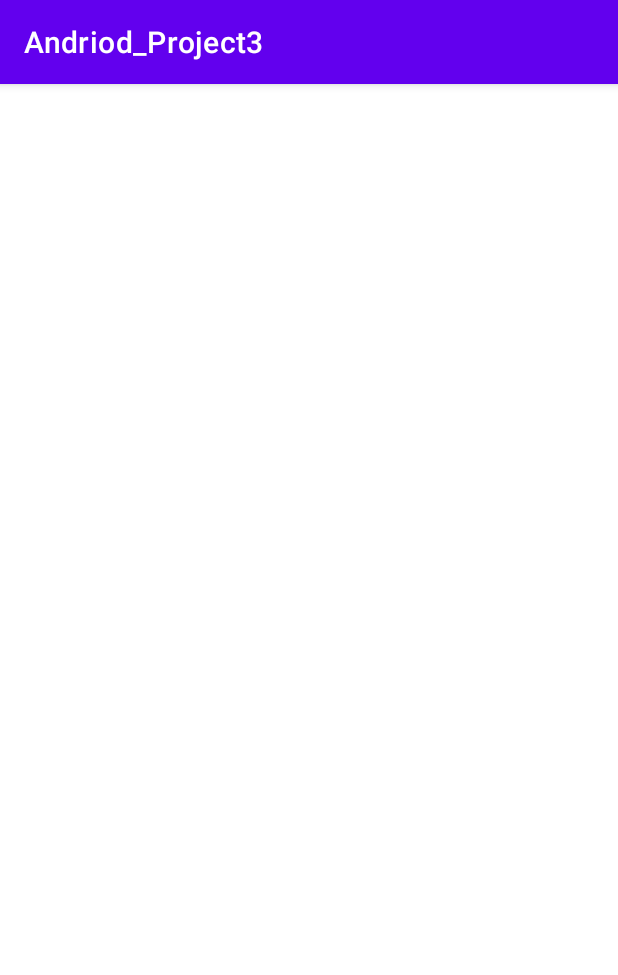
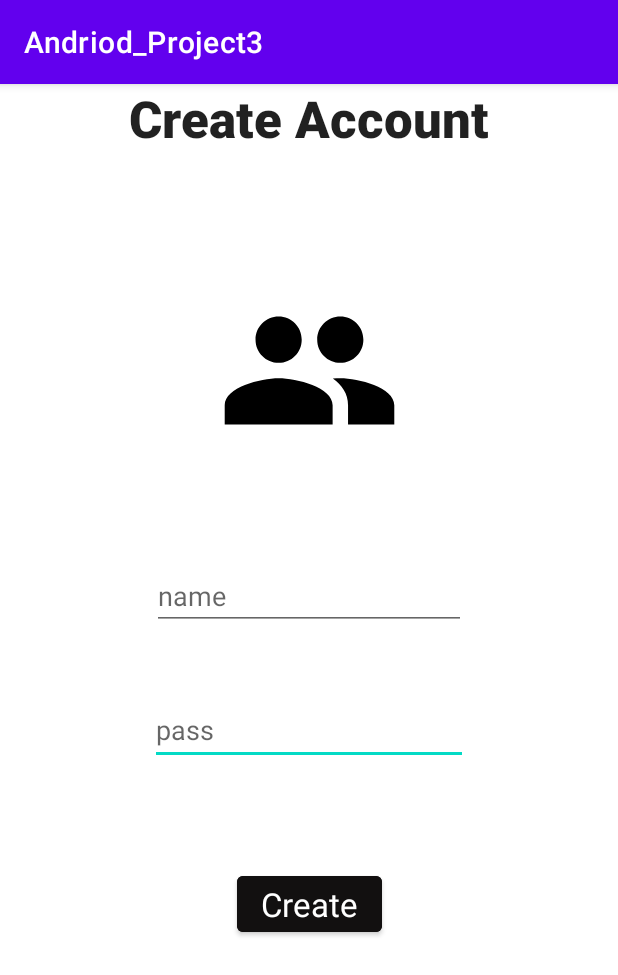
Before and after one commit to HernanGHernandez/CST438Project3, an Android app: the create_account screen opened directly, with no data from a screen before it, on a phone screen of 412 x 824 dp. Shown: the top 975 px of the screen. Run offline under Robolectric (Android 15) with nearby library versions, the phone set to English and light mode, and no system bars.

Commit message:
adding ui

```diff
--- a/Andriod_Project3/app/src/main/res/layout/activity_create_account.xml
+++ b/Andriod_Project3/app/src/main/res/layout/activity_create_account.xml
@@ -6,4 +6,74 @@
     android:layout_height="match_parent"
     tools:context=".create_account">
 
+    <TextView
+        android:id="@+id/textView2"
+        android:layout_width="242dp"
+        android:layout_height="69dp"
+        android:layout_marginStart="85dp"
+        android:layout_marginEnd="84dp"
+        android:fontFamily="sans-serif-black"
+        android:text="Create Account"
+        android:textAppearance="@style/TextAppearance.AppCompat.Large"
+        android:textSize="34dp"
+        android:typeface="normal"
+        app:layout_constraintEnd_toEndOf="parent"
+        app:layout_constraintStart_toStartOf="parent" />
+
+    <EditText
+        android:id="@+id/create_password"
+        android:layout_width="212dp"
+        android:layout_height="46dp"
+        android:layout_marginStart="99dp"
+        android:layout_marginTop="44dp"
+        android:layout_marginEnd="100dp"
+        android:ems="10"
+        android:hint="pass"
+        android:inputType="textPassword"
+        android:minHeight="48dp"
+        app:layout_constraintEnd_toEndOf="parent"
+        app:layout_constraintStart_toStartOf="parent"
+        app:layout_constraintTop_toBottomOf="@+id/User" />
+
+    <EditText
+        android:id="@+id/User"
+        android:layout_width="209dp"
+        android:layout_height="43dp"
+        android:layout_marginStart="101dp"
+        android:layout_marginTop="68dp"
+        android:layout_marginEnd="101dp"
+        android:ems="10"
+        android:hint="name"
+        android:inputType="textEmailAddress"
+        android:minHeight="48dp"
+        app:layout_constraintEnd_toEndOf="parent"
+        app:layout_constraintStart_toStartOf="parent"
+        app:layout_constraintTop_toBottomOf="@+id/imageView3" />
+
+    <Button
+        android:id="@+id/button"
+        android:layout_width="wrap_content"
+        android:layout_height="wrap_content"
+        android:layout_marginStart="157dp"
+        android:layout_marginTop="68dp"
+        android:layout_marginEnd="157dp"
+        android:backgroundTint="#121010"
+        android:text="Create"
+        android:textAppearance="@style/TextAppearance.AppCompat.Large"
+        app:layout_constraintEnd_toEndOf="parent"
+        app:layout_constraintStart_toStartOf="parent"
+        app:layout_constraintTop_toBottomOf="@+id/create_password" />
+
+    <ImageView
+        android:id="@+id/imageView3"
+        android:layout_width="131dp"
+        android:layout_height="123dp"
+        android:layout_marginStart="140dp"
+        android:layout_marginTop="60dp"
+        android:layout_marginEnd="140dp"
+        app:layout_constraintEnd_toEndOf="parent"
+        app:layout_constraintStart_toStartOf="parent"
+        app:layout_constraintTop_toBottomOf="@+id/textView2"
+        app:srcCompat="@drawable/profile" />
+
 </androidx.constraintlayout.widget.ConstraintLayout>
```
Also changed, not shown: Andriod_Project3/app/src/main/res/layout/activity_login.xml (+28 -11 lines).
